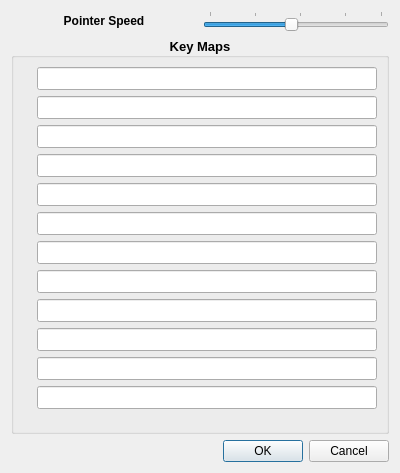
The window that src/ui/preferences.ui (kitswas/VirtualGamePad-PC) describes before a commit, drawn with Qt 5.
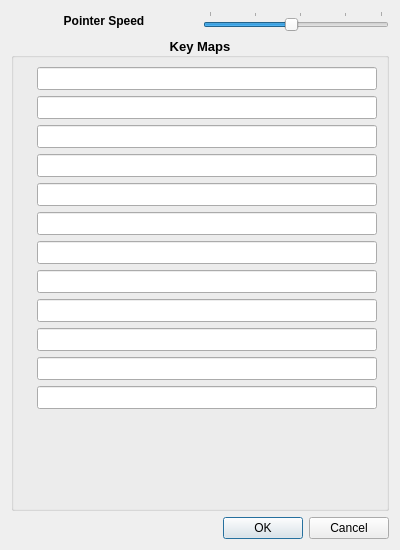
The same window after the commit. Icons and pictures are not drawn.

Commit message: Use QStackedWidget for UI

```diff
--- a/src/ui/preferences.ui
+++ b/src/ui/preferences.ui
@@ -7,7 +7,7 @@
     <x>0</x>
     <y>0</y>
     <width>400</width>
-    <height>473</height>
+    <height>550</height>
    </rect>
   </property>
   <property name="windowTitle">
```
The commit also changes 7 other files.
